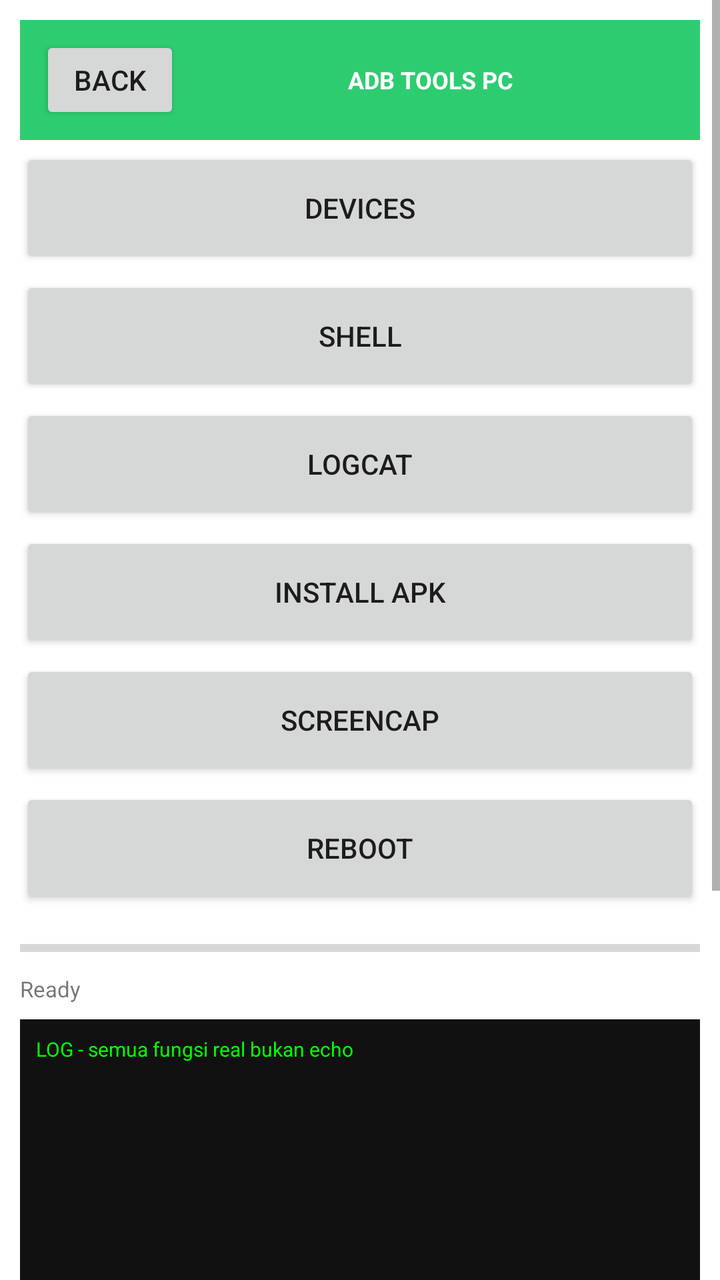
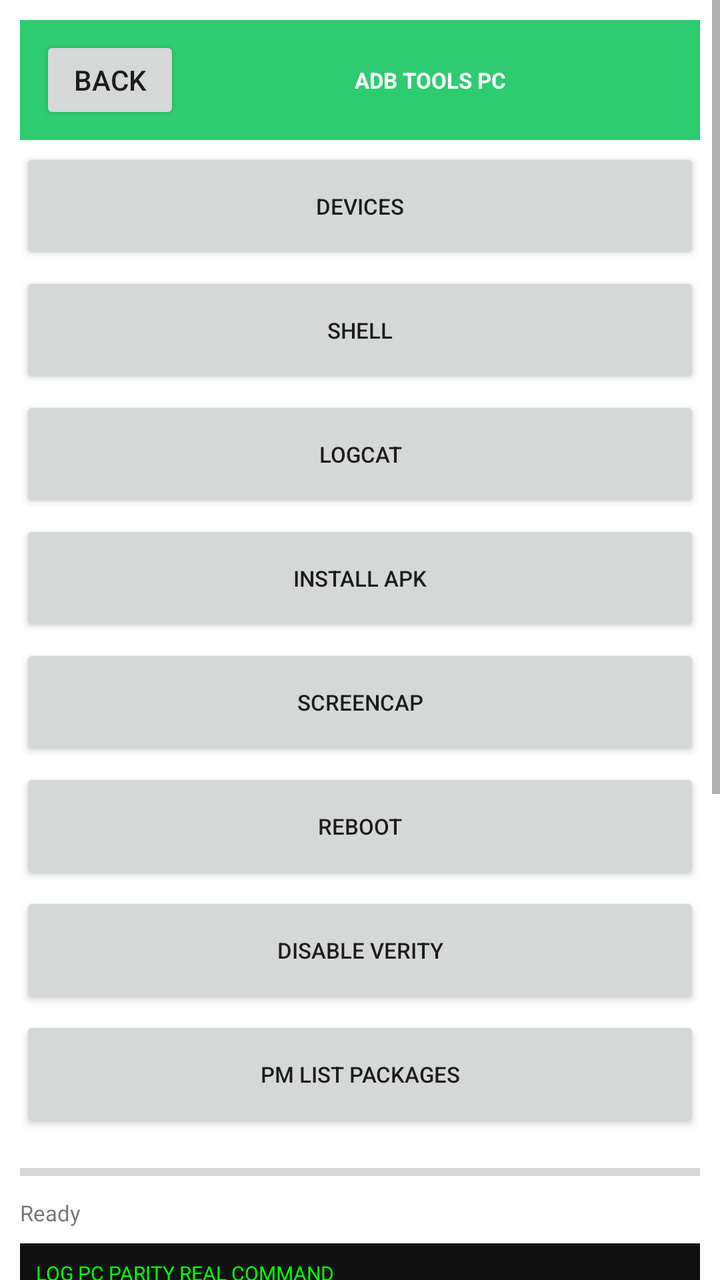

Compare the two renders of this Android layout. The source of the first and the diff that turns it into the second are given below.
<!-- AndroidManifest.xml: application theme Theme.OTGFlasher -->
<!-- res/layout/activity_adb.xml -->
<?xml version="1.0" encoding="utf-8"?>
<ScrollView xmlns:android="http://schemas.android.com/apk/res/android" android:layout_width="match_parent" android:layout_height="match_parent" android:background="#FFFFFF">
<LinearLayout android:orientation="vertical" android:layout_width="match_parent" android:layout_height="wrap_content" android:padding="10dp">
<LinearLayout android:orientation="horizontal" android:layout_width="match_parent" android:layout_height="60dp" android:background="#2ECC71" android:gravity="center_vertical" android:padding="10dp"><Button android:id="@+id/btn_back" android:text="BACK" android:layout_width="70dp" android:layout_height="44dp"/><TextView android:text="ADB TOOLS PC" android:textSize="12sp" android:textStyle="bold" android:textColor="#FFFFFF" android:layout_width="0dp" android:layout_weight="1" android:layout_height="wrap_content" android:gravity="center"/></LinearLayout>
<Button android:id="@+id/btn_devices_0" android:text="DEVICES" android:layout_width="match_parent" android:layout_height="60dp" android:layout_marginTop="4dp"/>
<Button android:id="@+id/btn_shell_1" android:text="SHELL" android:layout_width="match_parent" android:layout_height="60dp" android:layout_marginTop="4dp"/>
<Button android:id="@+id/btn_logcat_2" android:text="LOGCAT" android:layout_width="match_parent" android:layout_height="60dp" android:layout_marginTop="4dp"/>
<Button android:id="@+id/btn_install_apk_3" android:text="INSTALL APK" android:layout_width="match_parent" android:layout_height="60dp" android:layout_marginTop="4dp"/>
<Button android:id="@+id/btn_screencap_4" android:text="SCREENCAP" android:layout_width="match_parent" android:layout_height="60dp" android:layout_marginTop="4dp"/>
<Button android:id="@+id/btn_reboot_5" android:text="REBOOT" android:layout_width="match_parent" android:layout_height="60dp" android:layout_marginTop="4dp"/>
<ProgressBar android:id="@+id/progress_bar" style="?android:attr/progressBarStyleHorizontal" android:layout_width="match_parent" android:layout_height="16dp" android:max="100" android:layout_marginTop="12dp"/>
<TextView android:id="@+id/txt_detail" android:text="Ready" android:textSize="11sp" android:layout_width="match_parent" android:layout_height="wrap_content" android:layout_marginTop="5dp"/>
<TextView android:id="@+id/log_view" android:text="LOG - semua fungsi real bukan echo" android:textSize="10sp" android:background="#111111" android:textColor="#00FF00" android:padding="8dp" android:layout_width="match_parent" android:layout_height="400dp" android:layout_marginTop="8dp"/>
</LinearLayout></ScrollView>
<!-- resources referenced by this layout -->
<resources>
  <style name="Theme.OTGFlasher" parent="android:Theme.Material.Light.NoActionBar" />
</resources>

<!-- the commit's change to res/layout/activity_adb.xml (unified diff, before → after) -->
@@ -1,14 +1,16 @@
 <?xml version="1.0" encoding="utf-8"?>
 <ScrollView xmlns:android="http://schemas.android.com/apk/res/android" android:layout_width="match_parent" android:layout_height="match_parent" android:background="#FFFFFF">
 <LinearLayout android:orientation="vertical" android:layout_width="match_parent" android:layout_height="wrap_content" android:padding="10dp">
-<LinearLayout android:orientation="horizontal" android:layout_width="match_parent" android:layout_height="60dp" android:background="#2ECC71" android:gravity="center_vertical" android:padding="10dp"><Button android:id="@+id/btn_back" android:text="BACK" android:layout_width="70dp" android:layout_height="44dp"/><TextView android:text="ADB TOOLS PC" android:textSize="12sp" android:textStyle="bold" android:textColor="#FFFFFF" android:layout_width="0dp" android:layout_weight="1" android:layout_height="wrap_content" android:gravity="center"/></LinearLayout>
-<Button android:id="@+id/btn_devices_0" android:text="DEVICES" android:layout_width="match_parent" android:layout_height="60dp" android:layout_marginTop="4dp"/>
-<Button android:id="@+id/btn_shell_1" android:text="SHELL" android:layout_width="match_parent" android:layout_height="60dp" android:layout_marginTop="4dp"/>
-<Button android:id="@+id/btn_logcat_2" android:text="LOGCAT" android:layout_width="match_parent" android:layout_height="60dp" android:layout_marginTop="4dp"/>
-<Button android:id="@+id/btn_install_apk_3" android:text="INSTALL APK" android:layout_width="match_parent" android:layout_height="60dp" android:layout_marginTop="4dp"/>
-<Button android:id="@+id/btn_screencap_4" android:text="SCREENCAP" android:layout_width="match_parent" android:layout_height="60dp" android:layout_marginTop="4dp"/>
-<Button android:id="@+id/btn_reboot_5" android:text="REBOOT" android:layout_width="match_parent" android:layout_height="60dp" android:layout_marginTop="4dp"/>
+<LinearLayout android:orientation="horizontal" android:layout_width="match_parent" android:layout_height="60dp" android:background="#2ECC71" android:gravity="center_vertical" android:padding="10dp"><Button android:id="@+id/btn_back" android:text="BACK" android:layout_width="70dp" android:layout_height="44dp"/><TextView android:text="ADB TOOLS PC" android:textSize="11sp" android:textStyle="bold" android:textColor="#FFFFFF" android:layout_width="0dp" android:layout_weight="1" android:layout_height="wrap_content" android:gravity="center"/></LinearLayout>
+<Button android:id="@+id/btn_devices_0" android:text="DEVICES" android:layout_width="match_parent" android:layout_height="58dp" android:layout_marginTop="4dp" android:textSize="11sp"/>
+<Button android:id="@+id/btn_shell_1" android:text="SHELL" android:layout_width="match_parent" android:layout_height="58dp" android:layout_marginTop="4dp" android:textSize="11sp"/>
+<Button android:id="@+id/btn_logcat_2" android:text="LOGCAT" android:layout_width="match_parent" android:layout_height="58dp" android:layout_marginTop="4dp" android:textSize="11sp"/>
+<Button android:id="@+id/btn_install_apk_3" android:text="INSTALL APK" android:layout_width="match_parent" android:layout_height="58dp" android:layout_marginTop="4dp" android:textSize="11sp"/>
+<Button android:id="@+id/btn_screencap_4" android:text="SCREENCAP" android:layout_width="match_parent" android:layout_height="58dp" android:layout_marginTop="4dp" android:textSize="11sp"/>
+<Button android:id="@+id/btn_reboot_5" android:text="REBOOT" android:layout_width="match_parent" android:layout_height="58dp" android:layout_marginTop="4dp" android:textSize="11sp"/>
+<Button android:id="@+id/btn_disable_verity_6" android:text="DISABLE VERITY" android:layout_width="match_parent" android:layout_height="58dp" android:layout_marginTop="4dp" android:textSize="11sp"/>
+<Button android:id="@+id/btn_pm_list_packages_7" android:text="PM LIST PACKAGES" android:layout_width="match_parent" android:layout_height="58dp" android:layout_marginTop="4dp" android:textSize="11sp"/>
 <ProgressBar android:id="@+id/progress_bar" style="?android:attr/progressBarStyleHorizontal" android:layout_width="match_parent" android:layout_height="16dp" android:max="100" android:layout_marginTop="12dp"/>
 <TextView android:id="@+id/txt_detail" android:text="Ready" android:textSize="11sp" android:layout_width="match_parent" android:layout_height="wrap_content" android:layout_marginTop="5dp"/>
-<TextView android:id="@+id/log_view" android:text="LOG - semua fungsi real bukan echo" android:textSize="10sp" android:background="#111111" android:textColor="#00FF00" android:padding="8dp" android:layout_width="match_parent" android:layout_height="400dp" android:layout_marginTop="8dp"/>
+<TextView android:id="@+id/log_view" android:text="LOG PC PARITY REAL COMMAND" android:textSize="10sp" android:background="#111111" android:textColor="#00FF00" android:padding="8dp" android:layout_width="match_parent" android:layout_height="400dp" android:layout_marginTop="8dp"/>
 </LinearLayout></ScrollView>
